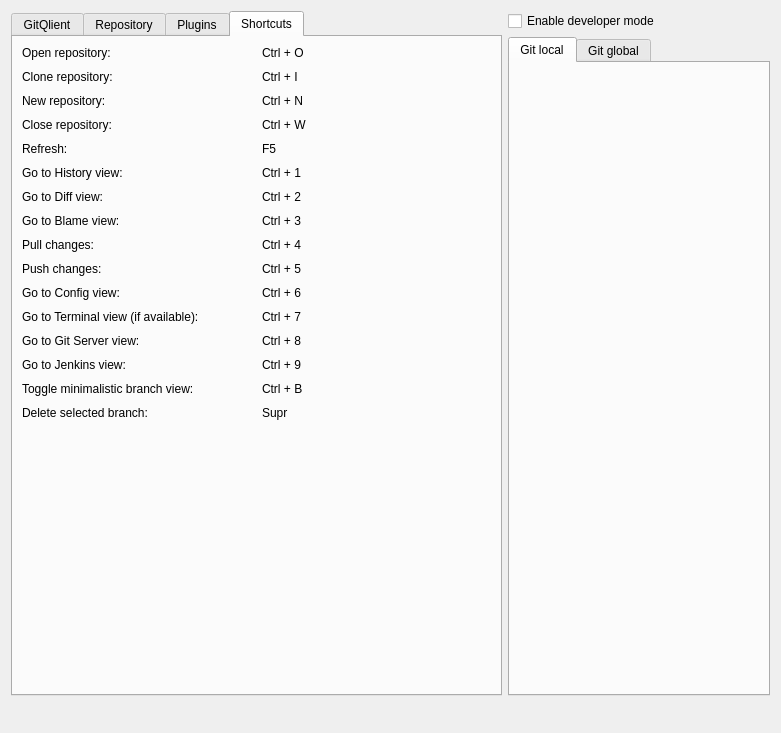
Old version of the form src/big_widgets/ConfigWidget.ui in the repository francescmm/GitQlient.
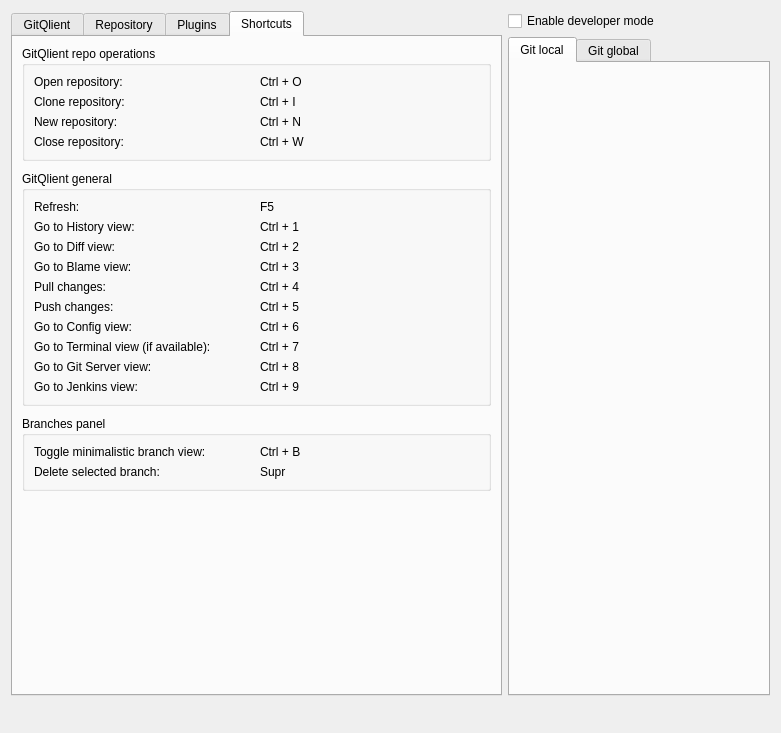
New version of the form. The open tabs and pages were chosen to show the change. Icons and pictures are not drawn. Custom widgets are drawn as their Qt base class.

Commit message: Grouping shortcuts

Patch:
```diff
--- a/src/big_widgets/ConfigWidget.ui
+++ b/src/big_widgets/ConfigWidget.ui
@@ -1169,17 +1169,101 @@
        <property name="spacing">
         <number>10</number>
        </property>
-       <item row="10" column="1">
-        <widget class="QLabel" name="label_56">
+       <item row="24" column="0">
+        <spacer name="verticalSpacer">
+         <property name="orientation">
+          <enum>Qt::Vertical</enum>
+         </property>
+         <property name="sizeHint" stdset="0">
+          <size>
+           <width>20</width>
+           <height>40</height>
+          </size>
+         </property>
+        </spacer>
+       </item>
+       <item row="19" column="0" colspan="2">
+        <widget class="QGroupBox" name="groupBox_5">
+         <property name="title">
+          <string>Branches panel</string>
+         </property>
+         <layout class="QGridLayout" name="gridLayout_8">
+          <item row="0" column="1">
+           <widget class="QLabel" name="label_62">
          <property name="text">
-          <string>Ctrl + 5</string>
+             <string>Ctrl + B</string>
          </property>
         </widget>
        </item>
-       <item row="16" column="1">
-        <widget class="QLabel" name="label_63">
+          <item row="0" column="0">
+           <widget class="QLabel" name="label_61">
          <property name="text">
-          <string>Ctrl + 9</string>
+             <string>Toggle minimalistic branch view:</string>
+            </property>
+           </widget>
+          </item>
+          <item row="1" column="0">
+           <widget class="QLabel" name="label_65">
+            <property name="text">
+             <string>Delete selected branch:</string>
+            </property>
+           </widget>
+          </item>
+          <item row="1" column="1">
+           <widget class="QLabel" name="label_66">
+            <property name="text">
+             <string>Supr</string>
+            </property>
+           </widget>
+          </item>
+         </layout>
+        </widget>
+       </item>
+       <item row="17" column="0" colspan="2">
+        <widget class="QGroupBox" name="groupBox_6">
+         <property name="title">
+          <string>GitQlient repo operations</string>
+         </property>
+         <layout class="QGridLayout" name="gridLayout_9">
+          <item row="3" column="1">
+           <widget class="QLabel" name="label_45">
+            <property name="text">
+             <string>Ctrl + W</string>
+            </property>
+           </widget>
+          </item>
+          <item row="1" column="1">
+           <widget class="QLabel" name="label_43">
+            <property name="text">
+             <string>Ctrl + I</string>
+            </property>
+           </widget>
+          </item>
+          <item row="3" column="0">
+           <widget class="QLabel" name="label_39">
+            <property name="text">
+             <string>Close repository:</string>
+            </property>
+           </widget>
+          </item>
+          <item row="2" column="1">
+           <widget class="QLabel" name="label_44">
+            <property name="text">
+             <string>Ctrl + N</string>
+            </property>
+           </widget>
+          </item>
+          <item row="2" column="0">
+           <widget class="QLabel" name="label_38">
+            <property name="text">
+             <string>New repository:</string>
+            </property>
+           </widget>
+          </item>
+          <item row="1" column="0">
+           <widget class="QLabel" name="label_37">
+            <property name="text">
+             <string>Clone repository:</string>
          </property>
         </widget>
        </item>
@@ -1190,221 +1274,164 @@
          </property>
         </widget>
        </item>
-       <item row="14" column="1">
+          <item row="0" column="0">
+           <widget class="QLabel" name="label_35">
+            <property name="text">
+             <string>Open repository:</string>
+            </property>
+           </widget>
+          </item>
+         </layout>
+        </widget>
+       </item>
+       <item row="18" column="0" colspan="2">
+        <widget class="QGroupBox" name="groupBox_7">
+         <property name="title">
+          <string>GitQlient general</string>
+         </property>
+         <layout class="QGridLayout" name="gridLayout_10">
+          <item row="3" column="1">
+           <widget class="QLabel" name="label_54">
+            <property name="text">
+             <string>Ctrl + 3</string>
+            </property>
+           </widget>
+          </item>
+          <item row="7" column="1">
         <widget class="QLabel" name="label_58">
          <property name="text">
           <string>Ctrl + 7</string>
          </property>
         </widget>
        </item>
-       <item row="13" column="0">
-        <widget class="QLabel" name="label_49">
+          <item row="1" column="1">
+           <widget class="QLabel" name="label_52">
          <property name="text">
-          <string>Go to Config view:</string>
+             <string>Ctrl + 1</string>
          </property>
         </widget>
        </item>
-       <item row="14" column="0">
+          <item row="1" column="0">
+           <widget class="QLabel" name="label_40">
+            <property name="text">
+             <string>Go to History view:</string>
+            </property>
+           </widget>
+          </item>
+          <item row="5" column="0">
+           <widget class="QLabel" name="label_47">
+            <property name="text">
+             <string>Push changes:</string>
+            </property>
+           </widget>
+          </item>
+          <item row="7" column="0">
         <widget class="QLabel" name="label_50">
          <property name="text">
           <string>Go to Terminal view (if available):</string>
          </property>
         </widget>
        </item>
-       <item row="6" column="0">
-        <widget class="QLabel" name="label_41">
-         <property name="text">
-          <string>Go to Diff view:</string>
-         </property>
-        </widget>
-       </item>
-       <item row="2" column="1">
-        <widget class="QLabel" name="label_44">
-         <property name="text">
-          <string>Ctrl + N</string>
-         </property>
-        </widget>
-       </item>
-       <item row="0" column="0">
-        <widget class="QLabel" name="label_35">
-         <property name="text">
-          <string>Open repository:</string>
-         </property>
-        </widget>
-       </item>
-       <item row="13" column="1">
-        <widget class="QLabel" name="label_57">
-         <property name="text">
-          <string>Ctrl + 6</string>
-         </property>
-        </widget>
-       </item>
-       <item row="4" column="0">
-        <widget class="QLabel" name="label_48">
-         <property name="text">
-          <string>Refresh:</string>
-         </property>
-        </widget>
-       </item>
-       <item row="18" column="0">
-        <widget class="QLabel" name="label_65">
-         <property name="text">
-          <string>Delete selected branch:</string>
-         </property>
-        </widget>
-       </item>
-       <item row="18" column="1">
-        <widget class="QLabel" name="label_66">
-         <property name="text">
-          <string>Supr</string>
-         </property>
-        </widget>
-       </item>
-       <item row="15" column="1">
+          <item row="8" column="1">
         <widget class="QLabel" name="label_64">
          <property name="text">
           <string>Ctrl + 8</string>
          </property>
         </widget>
        </item>
-       <item row="10" column="0">
-        <widget class="QLabel" name="label_47">
-         <property name="text">
-          <string>Push changes:</string>
-         </property>
-        </widget>
-       </item>
-       <item row="5" column="0">
-        <widget class="QLabel" name="label_40">
-         <property name="text">
-          <string>Go to History view:</string>
-         </property>
-        </widget>
-       </item>
-       <item row="3" column="1">
-        <widget class="QLabel" name="label_45">
-         <property name="text">
-          <string>Ctrl + W</string>
-         </property>
-        </widget>
-       </item>
-       <item row="6" column="1">
-        <widget class="QLabel" name="label_53">
-         <property name="text">
-          <string>Ctrl + 2</string>
-         </property>
-        </widget>
-       </item>
-       <item row="9" column="0">
+          <item row="4" column="0">
         <widget class="QLabel" name="label_46">
          <property name="text">
           <string>Pull changes:</string>
          </property>
         </widget>
        </item>
-       <item row="5" column="1">
-        <widget class="QLabel" name="label_52">
+          <item row="2" column="1">
+           <widget class="QLabel" name="label_53">
          <property name="text">
-          <string>Ctrl + 1</string>
+             <string>Ctrl + 2</string>
          </property>
         </widget>
        </item>
-       <item row="15" column="0">
-        <widget class="QLabel" name="label_59">
+          <item row="6" column="1">
+           <widget class="QLabel" name="label_57">
          <property name="text">
-          <string>Go to Git Server view:</string>
+             <string>Ctrl + 6</string>
          </property>
         </widget>
        </item>
-       <item row="4" column="1">
-        <widget class="QLabel" name="label_51">
-         <property name="text">
-          <string>F5</string>
-         </property>
-        </widget>
-       </item>
-       <item row="8" column="0">
+          <item row="3" column="0">
         <widget class="QLabel" name="label_42">
          <property name="text">
           <string>Go to Blame view:</string>
          </property>
         </widget>
        </item>
+          <item row="4" column="1">
+           <widget class="QLabel" name="label_55">
+            <property name="text">
+             <string>Ctrl + 4</string>
+            </property>
+           </widget>
+          </item>
+          <item row="8" column="0">
+           <widget class="QLabel" name="label_59">
+            <property name="text">
+             <string>Go to Git Server view:</string>
+            </property>
+           </widget>
+          </item>
+          <item row="5" column="1">
+           <widget class="QLabel" name="label_56">
+            <property name="text">
+             <string>Ctrl + 5</string>
+            </property>
+           </widget>
+          </item>
        <item row="2" column="0">
-        <widget class="QLabel" name="label_38">
+           <widget class="QLabel" name="label_41">
          <property name="text">
-          <string>New repository:</string>
+             <string>Go to Diff view:</string>
          </property>
         </widget>
        </item>
-       <item row="8" column="1">
-        <widget class="QLabel" name="label_54">
+          <item row="6" column="0">
+           <widget class="QLabel" name="label_49">
          <property name="text">
-          <string>Ctrl + 3</string>
+             <string>Go to Config view:</string>
          </property>
         </widget>
        </item>
-       <item row="1" column="0">
-        <widget class="QLabel" name="label_37">
-         <property name="text">
-          <string>Clone repository:</string>
-         </property>
-        </widget>
-       </item>
-       <item row="1" column="1">
-        <widget class="QLabel" name="label_43">
-         <property name="text">
-          <string>Ctrl + I</string>
-         </property>
-        </widget>
-       </item>
-       <item row="17" column="0">
-        <widget class="QLabel" name="label_61">
-         <property name="text">
-          <string>Toggle minimalistic branch view:</string>
-         </property>
-        </widget>
-       </item>
-       <item row="17" column="1">
-        <widget class="QLabel" name="label_62">
-         <property name="text">
-          <string>Ctrl + B</string>
-         </property>
-        </widget>
-       </item>
-       <item row="16" column="0">
+          <item row="9" column="0">
         <widget class="QLabel" name="label_60">
          <property name="text">
           <string>Go to Jenkins view:</string>
          </property>
         </widget>
        </item>
-       <item row="3" column="0">
-        <widget class="QLabel" name="label_39">
-         <property name="text">
-          <string>Close repository:</string>
-         </property>
-        </widget>
-       </item>
        <item row="9" column="1">
-        <widget class="QLabel" name="label_55">
+           <widget class="QLabel" name="label_63">
          <property name="text">
-          <string>Ctrl + 4</string>
+             <string>Ctrl + 9</string>
          </property>
         </widget>
        </item>
-       <item row="19" column="0">
-        <spacer name="verticalSpacer">
-         <property name="orientation">
-          <enum>Qt::Vertical</enum>
-         </property>
-         <property name="sizeHint" stdset="0">
-          <size>
-           <width>20</width>
-           <height>40</height>
-          </size>
-         </property>
-        </spacer>
+          <item row="0" column="1">
+           <widget class="QLabel" name="label_51">
+            <property name="text">
+             <string>F5</string>
+            </property>
+           </widget>
+          </item>
+          <item row="0" column="0">
+           <widget class="QLabel" name="label_48">
+            <property name="text">
+             <string>Refresh:</string>
+            </property>
+           </widget>
+          </item>
+         </layout>
+        </widget>
        </item>
       </layout>
      </widget>
```
Lines whose indentation alone changed are shown as unchanged.
